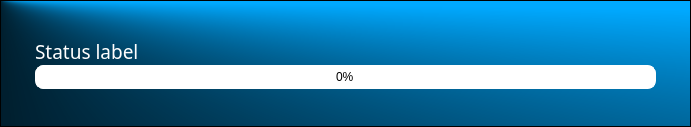
This is bin/data/ui/login/login_progress.ui in realXtend/tundra as Qt 5 draws it before an edit. The edited form follows.
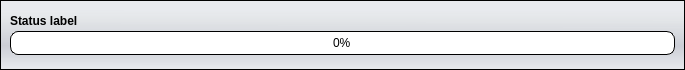
This is the edited form.

Commit message: Renderer * Code cleanup/commenting * Removed Ogre::WindowEventListener as its not needed anymore with Qt * Window position goes now correctly to naali config from qt UI: * New theme and lots of tweaking * New ui files for core stuff Login: * Got rid of authentication field from start login and inworld login widget. Rex auth now account@server in the username field. TODO: Convert rest of inworld scene widgets to new theme tomorrow and check layouts from them. Feedback is welcome!

```diff
--- a/bin/data/ui/login/login_progress.ui
+++ b/bin/data/ui/login/login_progress.ui
@@ -6,32 +6,56 @@
    <rect>
     <x>0</x>
     <y>0</y>
-    <width>691</width>
-    <height>127</height>
+    <width>685</width>
+    <height>70</height>
    </rect>
   </property>
+  <property name="minimumSize">
+   <size>
+    <width>0</width>
+    <height>70</height>
+   </size>
+  </property>
   <property name="maximumSize">
    <size>
     <width>16777215</width>
-    <height>127</height>
+    <height>70</height>
    </size>
   </property>
   <property name="windowTitle">
    <string>Form</string>
   </property>
   <property name="styleSheet">
-   <string>QWidget#LoginProgress {
-	background-color: rgba(255, 255, 255, 0);
+   <string notr="true">QWidget#LoginProgress {
+	background-color: none;
 }
 
 QFrame#MainFrame {
-	padding: 25px;
-	background-color: qconicalgradient(cx:0, cy:0, angle:85.7, stop:0.460227 rgba(0, 0, 0, 255), stop:0.75 rgba(0, 169, 255, 255));
+	background-color: qlineargradient(spread:pad, x1:0.006, y1:0, x2:0, y2:1, stop:0.142045 rgba(222, 227, 236, 100), stop:0.295455 rgba(209, 215, 221, 110), stop:0.65 rgba(179, 183, 196, 150), stop:1 rgba(222, 227, 236, 100));
+	padding-bottom: 5px;
+
 }
 
-QLabel  {
-	color: rgb(255, 255, 255);
-}</string>
+QLabel {
+	font-size: 12px;
+	font: bold;
+}
+
+QProgressBar {
+	color: rgb(0, 0, 0);
+    border: 1px solid black;
+	border-radius: 8px;
+	text-align: center;
+}
+
+ QProgressBar::chunk {
+/*
+	background-color: qlineargradient(spread:pad, x1:0.489, y1:0, x2:0.5, y2:1, stop:0 rgba(0, 169, 255, 200), stop:1 rgba(0, 0, 0, 255));
+*/
+	background-color: qlineargradient(spread:pad, x1:0.528, y1:0, x2:0.528818, y2:0.978, stop:0.295455 rgba(231, 231, 231, 255), stop:1 rgba(194, 194, 194, 255));
+	border-bottom-left-radius: 7px;
+	border-top-left-radius: 7px;
+ }</string>
   </property>
   <layout class="QVBoxLayout" name="verticalLayout">
    <property name="spacing">
@@ -48,20 +72,7 @@
      <property name="frameShadow">
       <enum>QFrame::Raised</enum>
      </property>
-     <layout class="QVBoxLayout" name="verticalLayout_2" stretch="0,0,0">
-      <item>
-       <spacer name="verticalSpacer_2">
-        <property name="orientation">
-         <enum>Qt::Vertical</enum>
-        </property>
-        <property name="sizeHint" stdset="0">
-         <size>
-          <width>20</width>
-          <height>40</height>
-         </size>
-        </property>
-       </spacer>
-      </item>
+     <layout class="QVBoxLayout" name="verticalLayout_2" stretch="0">
       <item>
        <layout class="QVBoxLayout" name="verticalLayout_3">
         <property name="spacing">
@@ -69,15 +80,6 @@
         </property>
         <item>
          <widget class="QLabel" name="statusLabel">
-          <property name="font">
-           <font>
-            <family>Estrangelo Edessa</family>
-            <pointsize>14</pointsize>
-           </font>
-          </property>
-          <property name="styleSheet">
-           <string/>
-          </property>
           <property name="text">
            <string>Status label</string>
           </property>
@@ -88,20 +90,6 @@
         </item>
         <item>
          <widget class="QProgressBar" name="progressBar">
-          <property name="styleSheet">
-           <string>QProgressBar {
-	color: rgb(0, 0, 0);
-    border: 1px solid white;
-	border-radius: 8px;
-	text-align: center;
-}
-
- QProgressBar::chunk {
-	background-color: qlineargradient(spread:pad, x1:0.489, y1:0, x2:0.5, y2:1, stop:0 rgba(0, 169, 255, 200), stop:1 rgba(0, 0, 0, 255));
-	border-bottom-left-radius: 7px;
-	border-top-left-radius: 7px;
- }</string>
-          </property>
           <property name="value">
            <number>0</number>
           </property>
@@ -112,19 +100,6 @@
         </item>
        </layout>
       </item>
-      <item>
-       <spacer name="verticalSpacer">
-        <property name="orientation">
-         <enum>Qt::Vertical</enum>
-        </property>
-        <property name="sizeHint" stdset="0">
-         <size>
-          <width>20</width>
-          <height>40</height>
-         </size>
-        </property>
-       </spacer>
-      </item>
      </layout>
     </widget>
    </item>
```
Left out of the diff: 2 changed lines with no effect on the pictures. The commit also changes 19 other files.
